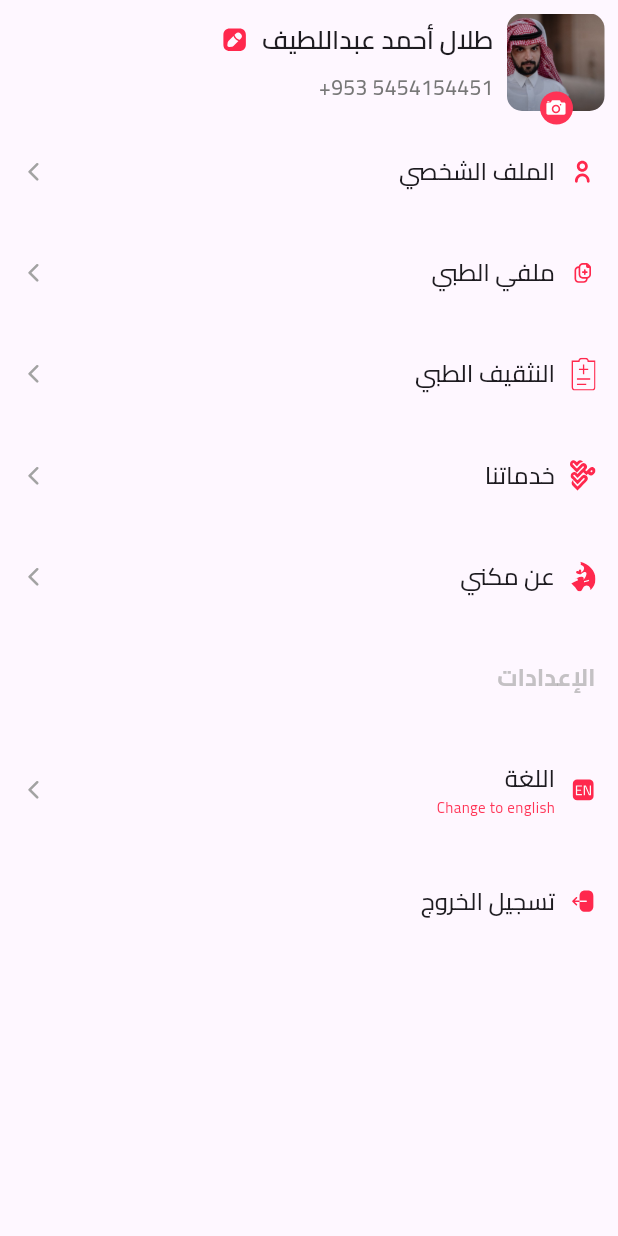
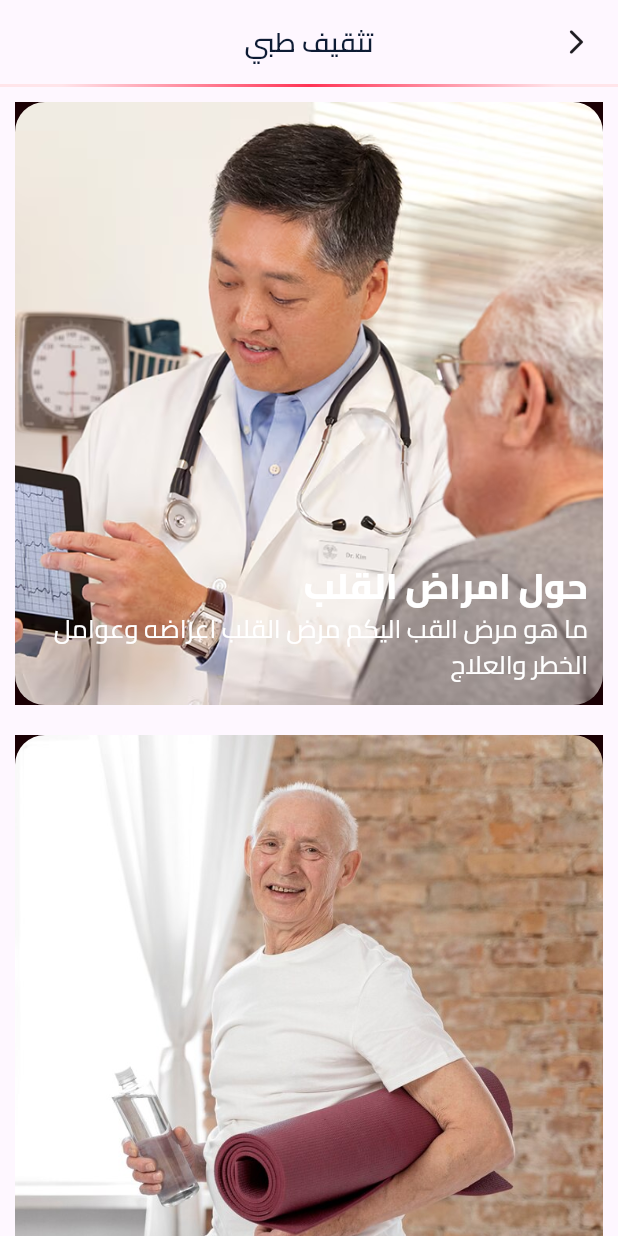
Before and after one commit to mohamedelkasby/Makeny, a Flutter app: the AccountPage screen opened directly, after a tap on "النثقيف الطبي", on a phone screen of 412 x 824 dp. Run offline on Flutter 3.47's test engine with Material 3 defaults, Android fonts, the light colour scheme and no system bars; our stand-ins replace flutter_bloc, flutter_svg, pin_code_fields.

Commit message:
added new pages

```diff
--- /dev/null
+++ b/lib/screens/medical_educate_head_screeen.dart
@@ -0,0 +1,83 @@
+import 'package:flutter/material.dart';
+import 'package:makeny/extentions/colors.dart';
+import 'package:makeny/models/medical_educate_model.dart';
+import 'package:makeny/screens/medical_educate_desc_screeen%20.dart';
+import 'package:makeny/widgets/custom_texts/cusrom_texts.dart';
+import 'package:makeny/widgets/defualt_appbar.dart';
+
+class MedicalEducateHeadScreen extends StatelessWidget {
+  const MedicalEducateHeadScreen({super.key});
+
+  @override
+  Widget build(BuildContext context) {
+    return Scaffold(
+      appBar: defaultAppbar(context, title: "تثقيف طبي"),
+      body: ListView.builder(
+        itemCount: medicalEducateList.length,
+        scrollDirection: Axis.vertical,
+        itemBuilder: (context, index) {
+          return educateCard(
+            context,
+            dataModel: medicalEducateList[index],
+          );
+        },
+      ),
+    );
+  }
+}
+
+Widget educateCard(
+  context, {
+  required final MedicalEducateModel dataModel,
+}) {
+  return InkWell(
+    onTap: () => Navigator.push(
+      context,
+      MaterialPageRoute(
+        builder: (context) => MedicalEducateDescScreen(dataModel: dataModel),
+      ),
+    ),
+    child: Container(
+      margin: EdgeInsets.all(10),
+      color: greyborderColor,
+      width: MediaQuery.sizeOf(context).width - 10,
+      height: MediaQuery.sizeOf(context).width - 10,
+      child: Stack(
+        children: [
+          Container(
+            color: mianBlack,
+            height: double.infinity,
+            width: double.infinity,
+            child: ClipRRect(
+              borderRadius: BorderRadius.circular(20),
+              child: Image.asset(
+                dataModel.image,
+                fit: BoxFit.cover,
+              ),
+            ),
+          ),
+          Padding(
+            padding: const EdgeInsets.symmetric(vertical: 15, horizontal: 10),
+            child: Column(
+              verticalDirection: VerticalDirection.up,
+              crossAxisAlignment: CrossAxisAlignment.start,
+              children: [
+                Text(
+                  dataModel.shortDescription,
+                  style: TextStyle(
+                      color: Colors.white,
+                      fontSize: 17,
+                      fontWeight: FontWeight.w400),
+                ),
+                textHeader(
+                  text: dataModel.headLine,
+                  textColor: Colors.white,
+                ),
+              ],
+            ),
+          ),
+        ],
+      ),
+    ),
+  );
+}
--- a/lib/screens/user_pages/account_page.dart
+++ b/lib/screens/user_pages/account_page.dart
@@ -1,6 +1,7 @@
 import 'package:flutter/material.dart';
 import 'package:flutter_svg/flutter_svg.dart';
 import 'package:makeny/extentions/colors.dart';
+import 'package:makeny/screens/medical_educate_head_screeen.dart';
 import 'package:makeny/screens/user_pages/profile_page.dart';
 import 'package:makeny/screens/user_pages/sign_in_&_sign_up_pages/login_screen.dart';
 import 'package:makeny/widgets/text_icon_navigator.dart';
@@ -10,10 +11,10 @@ class AccountPage extends StatelessWidget {
 
   @override
   Widget build(BuildContext context) {
-    return SafeArea(
-      child: Scaffold(
+    return Scaffold(
       body: Column(
         children: [
+          //////// the top user image with the user name and his phone ///
           Row(
             children: [
               Stack(
@@ -22,6 +23,8 @@ class AccountPage extends StatelessWidget {
                     padding: const EdgeInsets.all(9),
                     child: ClipRRect(
                       borderRadius: BorderRadius.circular(10),
+
+                      /// the user image
                       child: Image.asset(
                         'assets/users/talaa.jpg',
                         width: 65,
@@ -30,13 +33,15 @@ class AccountPage extends StatelessWidget {
                       ),
                     ),
                   ),
+                  ///// the icon that stacked in the bottom of the user image
                   Positioned(
                     bottom: 0,
                     right: 30,
                     child: Container(
                       decoration: BoxDecoration(
                         color: mainColor,
-                            borderRadius: BorderRadius.circular(50)),
+                        borderRadius: BorderRadius.circular(50),
+                      ),
                       padding: EdgeInsets.all(3),
                       child: SvgPicture.asset(
                         'assets/icons/cam.svg',
@@ -45,6 +50,7 @@ class AccountPage extends StatelessWidget {
                   ),
                 ],
               ),
+              //// the user name and his phone with the icon .
               Column(
                 crossAxisAlignment: CrossAxisAlignment.start,
                 mainAxisAlignment: MainAxisAlignment.center,
@@ -67,9 +73,9 @@ class AccountPage extends StatelessWidget {
                     ],
                   ),
                   SizedBox(
-                      height: 10,
+                    height: 8,
                   ),
-                    Directionality(
+                  const Directionality(
                     textDirection: TextDirection.ltr,
                     child: Text(
                       "+953 5454154451",
@@ -83,14 +89,14 @@ class AccountPage extends StatelessWidget {
               )
             ],
           ),
+
+          ///////////  the body Start  ////////////
+
           Padding(
             padding: const EdgeInsets.symmetric(
               horizontal: 15,
+              vertical: 18,
             ),
-              child: Container(
-                height: MediaQuery.of(context).size.height * (2 / 3),
-                child: Padding(
-                  padding: const EdgeInsets.symmetric(vertical: 20),
             child: Column(
               mainAxisAlignment: MainAxisAlignment.spaceBetween,
               children: [
@@ -110,7 +116,13 @@ class AccountPage extends StatelessWidget {
                 textIconNavigator(
                   icon: "assets/icons/Medical-Education.svg",
                   text: "النثقيف الطبي",
-                          onTap: () {}),
+                  onTap: () => Navigator.push(
+                    context,
+                    MaterialPageRoute(
+                      builder: (context) => MedicalEducateHeadScreen(),
+                    ),
+                  ),
+                ),
                 textIconNavigator(
                     icon: "assets/icons/ser.svg",
                     text: "خدماتنا",
@@ -134,7 +146,8 @@ class AccountPage extends StatelessWidget {
                     style: TextStyle(
                       fontSize: 16,
                       fontWeight: FontWeight.w700,
-                              color: Color(0xffA2A2A2A2)),
+                      color: Color(0xffA2A2A2A2),
+                    ),
                   ),
                 ),
                 textIconNavigator(
@@ -155,11 +168,8 @@ class AccountPage extends StatelessWidget {
                 ),
               ],
             ),
-                ),
-              ),
           )
         ],
-        ),
       ),
     );
   }
--- a/lib/widgets/defualt_appbar.dart
+++ b/lib/widgets/defualt_appbar.dart
@@ -21,9 +21,9 @@ PreferredSizeWidget defaultAppbar(
             gradient: LinearGradient(
           stops: [.1, .5, .9],
           colors: [
-            greyborderColor,
+            mainColor50,
             mainColor,
-            greyborderColor,
+            mainColor50,
           ],
         )),
       ),
--- a/lib/widgets/text_icon_navigator.dart
+++ b/lib/widgets/text_icon_navigator.dart
@@ -10,25 +10,36 @@ Widget textIconNavigator({
   required final Function() onTap,
 }) {
   return InkWell(
+    ////// to make the icon with no click effect
+    splashColor: Colors.transparent,
+    highlightColor: Colors.transparent,
     borderRadius: BorderRadius.circular(10),
     onTap: onTap,
+    child: Padding(
+      padding: EdgeInsets.only(
+        bottom: subText == "" ? 35 : 25,
+      ),
       child: Row(
         mainAxisAlignment: MainAxisAlignment.spaceBetween,
         children: [
           Row(
+            crossAxisAlignment: CrossAxisAlignment.center,
             children: [
-            Padding(
-              padding: const EdgeInsets.only(
-                left: 10,
-              ),
-              child: SvgPicture.asset(
+              SvgPicture.asset(
                 icon,
                 width: 17,
               ),
+              SizedBox(
+                width: 10,
               ),
               Column(
                 crossAxisAlignment: CrossAxisAlignment.start,
                 children: [
+                  subText == ""
+                      ? SizedBox()
+                      : SizedBox(
+                          height: 12,
+                        ),
                   Text(
                     text,
                     style: TextStyle(
@@ -38,12 +49,15 @@ Widget textIconNavigator({
                   ),
                   subText == ""
                       ? SizedBox()
-                    : Text(
+                      : Padding(
+                          padding: const EdgeInsets.only(top: 3),
+                          child: Text(
                             subText,
                             style: TextStyle(
                               fontSize: 10,
                               fontWeight: FontWeight.w400,
                               color: mainColor,
+                            ),
                           ),
                         )
                 ],
@@ -59,5 +73,6 @@ Widget textIconNavigator({
               : SizedBox()
         ],
       ),
+    ),
   );
 }
--- a/pubspec.yaml
+++ b/pubspec.yaml
@@ -97,6 +97,7 @@ flutter:
     - assets/logo/
     - assets/doctors/
     - assets/users/
+    - assets/medical_educate/
 
   # An image asset can refer to one or more resolution-specific "variants", see
   # https://flutter.dev/assets-and-images/#resolution-aware
```
Also changed, not shown: lib/models/medical_educate_model.dart (added, +157 -0 lines), lib/screens/medical_educate_desc_screeen .dart (added, +41 -0 lines), lib/screens/user_pages/profile_page.dart (+19 -12 lines), lib/widgets/custom_texts/cusrom_texts.dart (+19 -2 lines), lib/widgets/users_data.dart (+10 -7 lines), assets/medical_educate/heart_Attack.png (added), assets/medical_educate/heart_attack_secure.png (added), assets/medical_educate/heart_disease.png (added). Lines whose indentation alone changed are shown as unchanged.
